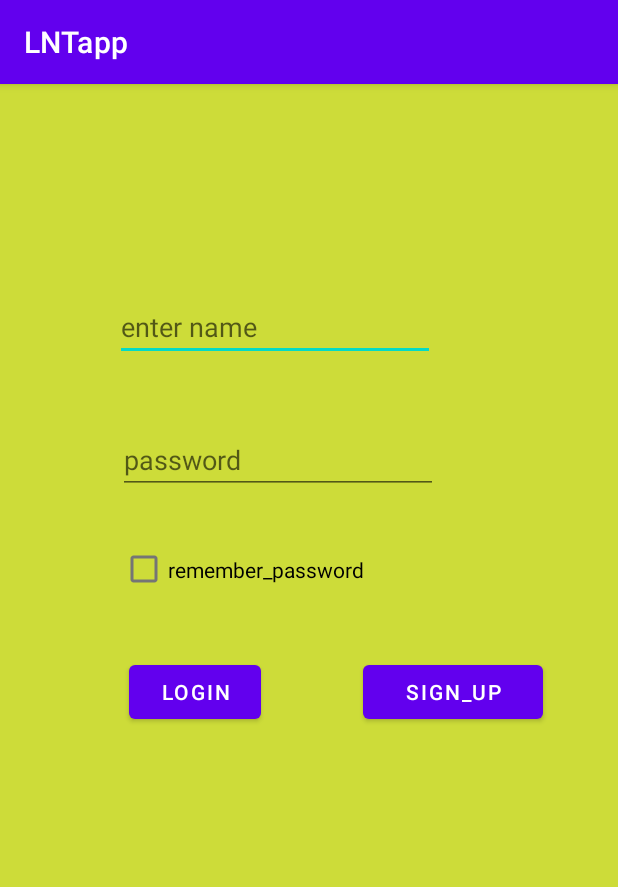
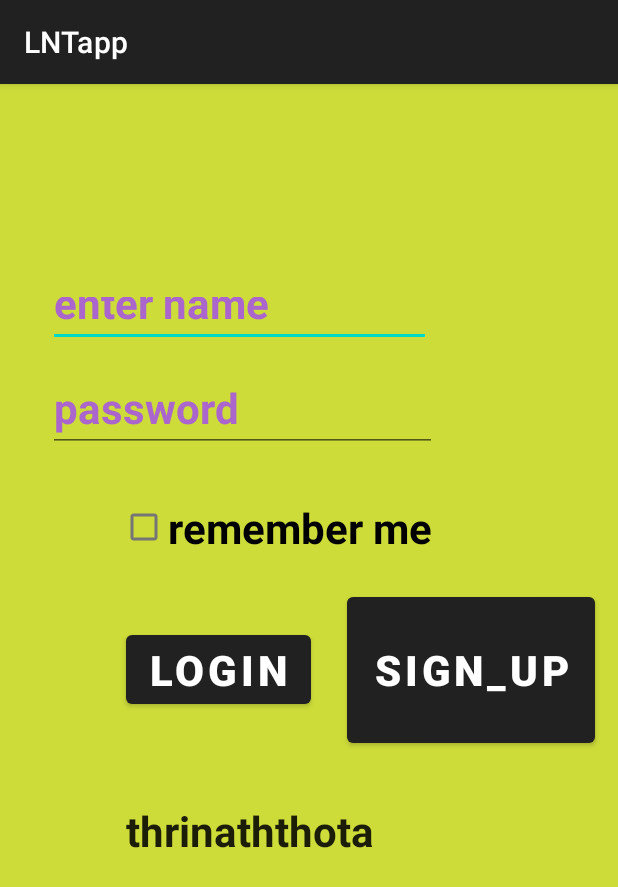
Before and after one commit to 99002768/LNTapp01, an Android app: the screen it shows after launch (MainActivity), on a phone screen of 412 x 824 dp. Shown: the top 887 px of the screen. Run offline under Robolectric (Android 15) with nearby library versions, the phone set to English and light mode, and no system bars.

Commit message:
thrinath

```diff
--- a/app/src/main/java/com/example/lntapp/MainActivity.java
+++ b/app/src/main/java/com/example/lntapp/MainActivity.java
@@ -2,13 +2,37 @@ package com.example.lntapp;
 
 import androidx.appcompat.app.AppCompatActivity;
 
+import android.content.Intent;
 import android.os.Bundle;
+import android.util.Log;
+import android.view.View;
+import android.widget.EditText;
+import android.widget.TextView;
+import android.widget.Toast;
 
 public class MainActivity extends AppCompatActivity {
+
+    private static final String TAG = MainActivity.class.getSimpleName() ;
 
     @Override
     protected void onCreate(Bundle savedInstanceState) {
         super.onCreate(savedInstanceState);
         setContentView(R.layout.activity_main);
+        Log.e(TAG,"onCreate");
+    }
+
+    public void clickhandler(View view) {
+//        Toast.makeText(this, "hii thrinath", Toast.LENGTH_SHORT).show();
+        EditText text;
+        text=findViewById(R.id.Name);
+        String thrinath=text.getText().toString();
+
+//        TextView thrinath;
+//        thrinath=findViewById(R.id.thrinath);
+//        thrinath.setText(input);
+        Intent intent=new Intent(MainActivity.this,HomeActivity.class);
+//       intent.putExtra("mykey","sfdgjsfg");
+ intent.putExtra("mykey",thrinath);
+        startActivity(intent);
     }
 }
--- a/app/src/main/res/layout/activity_main.xml
+++ b/app/src/main/res/layout/activity_main.xml
@@ -8,11 +8,11 @@
     tools:context=".MainActivity">
 
     <EditText
-        android:id="@+id/editTextTextPersonName"
-        android:layout_width="wrap_content"
-        android:layout_height="wrap_content"
-        android:layout_marginTop="139dp"
-        android:layout_marginEnd="2dp"
+        android:id="@+id/Name"
+        android:layout_width="255dp"
+        android:layout_height="43dp"
+        android:layout_marginTop="132dp"
+        android:layout_marginEnd="4dp"
         android:ems="10"
         android:hint="enter name"
         android:inputType="textPersonName"
@@ -22,15 +22,17 @@
 
     <EditText
         android:id="@+id/editTextTextPassword"
-        android:layout_width="wrap_content"
-        android:layout_height="wrap_content"
-        android:layout_marginTop="43dp"
-        android:layout_marginEnd="1dp"
+        android:layout_width="259dp"
+        android:layout_height="50dp"
+        android:layout_marginTop="20dp"
+        android:layout_marginEnd="2dp"
         android:ems="10"
         android:hint="password"
         android:inputType="textPassword"
         app:layout_constraintEnd_toEndOf="@+id/checkBox"
-        app:layout_constraintTop_toBottomOf="@+id/editTextTextPersonName" />
+        app:layout_constraintHorizontal_bias="1.0"
+        app:layout_constraintStart_toStartOf="parent"
+        app:layout_constraintTop_toBottomOf="@+id/Name" />
 
     <CheckBox
         android:id="@+id/checkBox"
@@ -39,7 +41,7 @@
         android:layout_marginStart="80dp"
         android:layout_marginTop="29dp"
         android:layout_marginBottom="36dp"
-        android:text="remember_password"
+        android:text="remember me"
         app:layout_constraintBottom_toTopOf="@+id/button2"
         app:layout_constraintStart_toStartOf="parent"
         app:layout_constraintTop_toBottomOf="@+id/editTextTextPassword"
@@ -49,18 +51,29 @@
         android:id="@+id/button"
         android:layout_width="wrap_content"
         android:layout_height="wrap_content"
-        android:layout_marginStart="6dp"
-        android:layout_marginTop="108dp"
+        android:layout_marginStart="4dp"
+        android:layout_marginTop="116dp"
+        android:onClick="clickhandler"
         android:text="login"
         app:layout_constraintStart_toStartOf="@+id/checkBox"
         app:layout_constraintTop_toBottomOf="@+id/editTextTextPassword" />
 
     <Button
         android:id="@+id/button2"
-        android:layout_width="@dimen/dimensa"
-        android:layout_height="wrap_content"
-        android:layout_marginStart="68dp"
+        android:layout_width="165dp"
+        android:layout_height="109dp"
+        android:layout_marginStart="24dp"
         android:text="sign_up"
         app:layout_constraintBaseline_toBaselineOf="@+id/button"
         app:layout_constraintStart_toEndOf="@+id/button" />
+
+    <TextView
+        android:id="@+id/thrinath"
+        style="@style/DiwaliLogoFont"
+        android:layout_width="wrap_content"
+        android:layout_height="wrap_content"
+        android:layout_marginTop="59dp"
+        android:text="thrinaththota"
+        app:layout_constraintStart_toStartOf="@+id/button"
+        app:layout_constraintTop_toBottomOf="@+id/button" />
 </androidx.constraintlayout.widget.ConstraintLayout>
--- a/app/src/main/res/values/themes.xml
+++ b/app/src/main/res/values/themes.xml
@@ -13,4 +13,9 @@
         <item name="android:statusBarColor" tools:targetApi="l">?attr/colorPrimaryVariant</item>
         <!-- Customize your theme here. -->
     </style>
+    <style name="DiwaliLogoFont" parent="Theme.MaterialComponents.DayNight.DarkActionBar" >
+        <item name="android:textStyle">bold</item>
+        <item name="android:textSize">28sp</item>
+        <item name="android:textColorHint">@android:color/holo_purple</item>
+    </style>
 </resources>
```
Also changed, not shown: app/src/main/AndroidManifest.xml (+7 -2 lines), app/src/main/java/com/example/lntapp/HomeActivity.java (added, +25 -0 lines), app/src/main/res/layout/activity_home.xml (added, +18 -0 lines).
